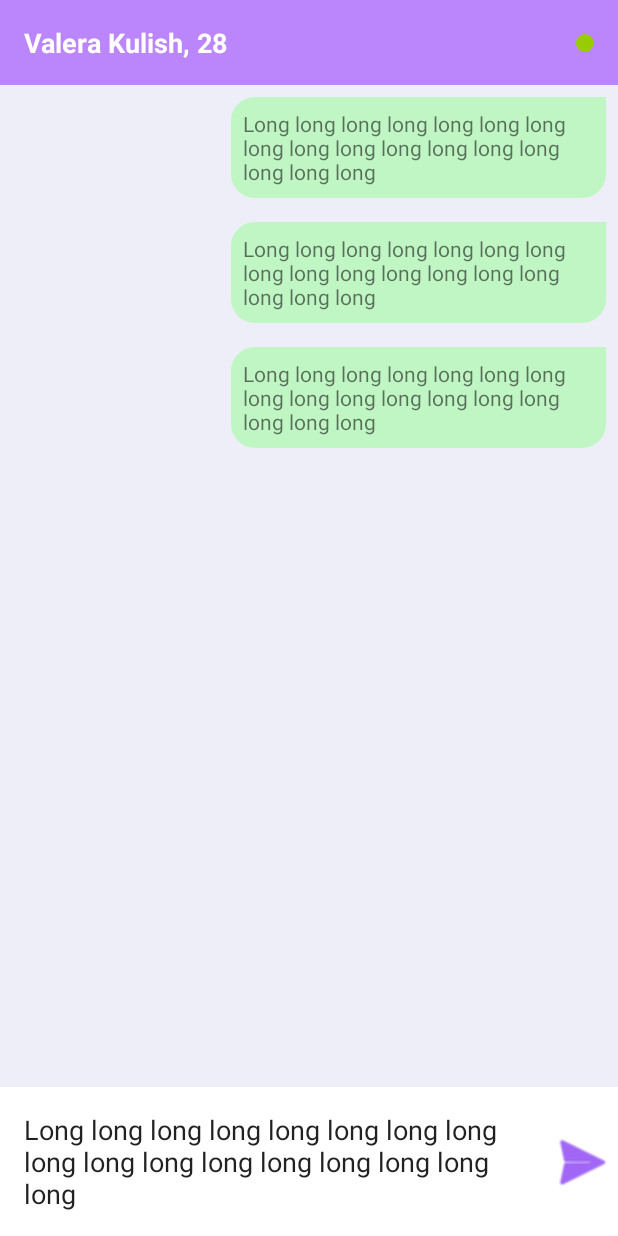
After one commit to AmarantBCL/Nextssenger-Android-Firebase, an Android app: the layout activity_chat.xml on its own in the app's theme, with its tools: preview values and no code run, on a phone screen of 412 x 824 dp. The commit adds this screen. Run offline under Robolectric (Android 15) with nearby library versions, the phone set to English and light mode, and no system bars.

Commit message:
Sending messages

```diff
--- a/app/src/main/AndroidManifest.xml
+++ b/app/src/main/AndroidManifest.xml
@@ -16,9 +16,12 @@
         android:theme="@style/Theme.Nextssenger"
         tools:targetApi="31">
         <activity
+            android:name=".ChatActivity"
+            android:exported="false" />
+        <activity
             android:name=".ResetPasswordActivity"
             android:exported="false"
-            android:windowSoftInputMode="adjustResize"/>
+            android:windowSoftInputMode="adjustResize" />
         <activity
             android:name=".RegistrationActivity"
             android:exported="false"
--- a/app/src/main/java/com/example/android/nextssenger/LoginActivity.java
+++ b/app/src/main/java/com/example/android/nextssenger/LoginActivity.java
@@ -36,7 +36,7 @@ public class LoginActivity extends AppCompatActivity {
             @Override
             public void onChanged(FirebaseUser user) {
                 if (user != null) {
-                    Intent intent = UsersActivity.newIntent(LoginActivity.this);
+                    Intent intent = UsersActivity.newIntent(LoginActivity.this, user.getUid());
                     startActivity(intent);
                     finish();
                 }
--- a/app/src/main/java/com/example/android/nextssenger/RegistrationActivity.java
+++ b/app/src/main/java/com/example/android/nextssenger/RegistrationActivity.java
@@ -59,7 +59,7 @@ public class RegistrationActivity extends AppCompatActivity {
             @Override
             public void onChanged(FirebaseUser user) {
                 if (user != null) {
-                    Intent intent = UsersActivity.newIntent(RegistrationActivity.this);
+                    Intent intent = UsersActivity.newIntent(RegistrationActivity.this, user.getUid());
                     startActivity(intent);
                     finish();
                 }
--- /dev/null
+++ b/app/src/main/res/drawable/my_message_bg.xml
@@ -0,0 +1,14 @@
+<?xml version="1.0" encoding="utf-8"?>
+<shape xmlns:android="http://schemas.android.com/apk/res/android"
+    android:shape="rectangle">
+    <solid android:color="@color/pale_green" />
+    <corners
+        android:radius="16dp"
+        android:topRightRadius="0dp" />
+    <padding
+        android:bottom="8dp"
+        android:left="8dp"
+        android:right="8dp"
+        android:top="8dp" />
+
+</shape>
--- /dev/null
+++ b/app/src/main/res/layout/activity_chat.xml
@@ -0,0 +1,66 @@
+<?xml version="1.0" encoding="utf-8"?>
+<androidx.constraintlayout.widget.ConstraintLayout xmlns:android="http://schemas.android.com/apk/res/android"
+    xmlns:app="http://schemas.android.com/apk/res-auto"
+    xmlns:tools="http://schemas.android.com/tools"
+    android:layout_width="match_parent"
+    android:layout_height="match_parent"
+    android:background="@color/bg_users"
+    tools:context=".ChatActivity">
+
+    <TextView
+        android:id="@+id/tv_user_info"
+        android:layout_width="match_parent"
+        android:layout_height="wrap_content"
+        android:background="@color/purple_200"
+        android:padding="16dp"
+        android:textColor="@color/white"
+        android:textSize="18sp"
+        android:textStyle="bold"
+        app:layout_constraintTop_toTopOf="parent"
+        tools:text="Valera Kulish, 28" />
+
+    <View
+        android:id="@+id/online_status"
+        android:layout_width="12dp"
+        android:layout_height="12dp"
+        android:layout_margin="16dp"
+        android:background="@drawable/circle_green"
+        app:layout_constraintBottom_toBottomOf="@id/tv_user_info"
+        app:layout_constraintEnd_toEndOf="parent"
+        app:layout_constraintTop_toTopOf="@id/tv_user_info" />
+
+    <androidx.recyclerview.widget.RecyclerView
+        android:id="@+id/recycler_view_messages"
+        android:layout_width="match_parent"
+        android:layout_height="0dp"
+        app:layoutManager="androidx.recyclerview.widget.LinearLayoutManager"
+        app:layout_constraintBottom_toTopOf="@id/edit_type_message"
+        app:layout_constraintEnd_toEndOf="parent"
+        app:layout_constraintStart_toStartOf="parent"
+        app:layout_constraintTop_toBottomOf="@id/tv_user_info"
+        tools:listitem="@layout/my_message_list_item" />
+
+    <EditText
+        android:id="@+id/edit_type_message"
+        android:layout_width="match_parent"
+        android:layout_height="wrap_content"
+        android:background="@color/white"
+        android:hint="Type your message..."
+        android:inputType="textMultiLine"
+        android:paddingVertical="16dp"
+        android:paddingStart="16dp"
+        android:paddingEnd="48dp"
+        app:layout_constraintBottom_toBottomOf="parent"
+        tools:text="Long long long long long long long long long long long long long long long long long" />
+
+    <ImageView
+        android:id="@+id/img_send_message"
+        android:layout_width="48dp"
+        android:layout_height="48dp"
+        app:layout_constraintBottom_toBottomOf="@id/edit_type_message"
+        app:layout_constraintEnd_toEndOf="parent"
+        app:layout_constraintTop_toTopOf="@id/edit_type_message"
+        app:srcCompat="@android:drawable/ic_menu_send"
+        app:tint="@color/purple_500" />
+
+</androidx.constraintlayout.widget.ConstraintLayout>
--- /dev/null
+++ b/app/src/main/res/layout/my_message_list_item.xml
@@ -0,0 +1,19 @@
+<?xml version="1.0" encoding="utf-8"?>
+<androidx.constraintlayout.widget.ConstraintLayout xmlns:android="http://schemas.android.com/apk/res/android"
+    xmlns:app="http://schemas.android.com/apk/res-auto"
+    xmlns:tools="http://schemas.android.com/tools"
+    android:layout_width="match_parent"
+    android:layout_height="wrap_content"
+    android:padding="8dp">
+
+    <TextView
+        android:id="@+id/tv_message"
+        android:layout_width="wrap_content"
+        android:layout_height="wrap_content"
+        android:maxWidth="250dp"
+        android:background="@drawable/my_message_bg"
+        app:layout_constraintEnd_toEndOf="parent"
+        app:layout_constraintTop_toTopOf="parent"
+        tools:text="Long long long long long long long long long long long long long long long long long" />
+
+</androidx.constraintlayout.widget.ConstraintLayout>
--- a/app/src/main/res/values/colors.xml
+++ b/app/src/main/res/values/colors.xml
@@ -8,4 +8,5 @@
     <color name="black">#FF000000</color>
     <color name="white">#FFFFFFFF</color>
     <color name="bg_users">#11000099</color>
+    <color name="pale_green">#8898FB98</color>
 </resources>
```
Also changed, not shown: app/src/main/java/com/example/android/nextssenger/ChatActivity.java (added, +112 -0 lines), app/src/main/java/com/example/android/nextssenger/UsersActivity.java (+20 -2 lines), app/src/main/java/com/example/android/nextssenger/adapters/MessagesAdapter.java (added, +67 -0 lines), app/src/main/java/com/example/android/nextssenger/pojo/Message.java (added, +28 -0 lines), app/src/main/java/com/example/android/nextssenger/viewmodel/ChatViewModel.java (added, +115 -0 lines), app/src/main/java/com/example/android/nextssenger/viewmodel/ChatViewModelFactory.java (added, +21 -0 lines), app/src/main/res/drawable/other_message_bg.xml (added, +14 -0 lines), app/src/main/res/layout/other_message_list_item.xml (added, +19 -0 lines).
